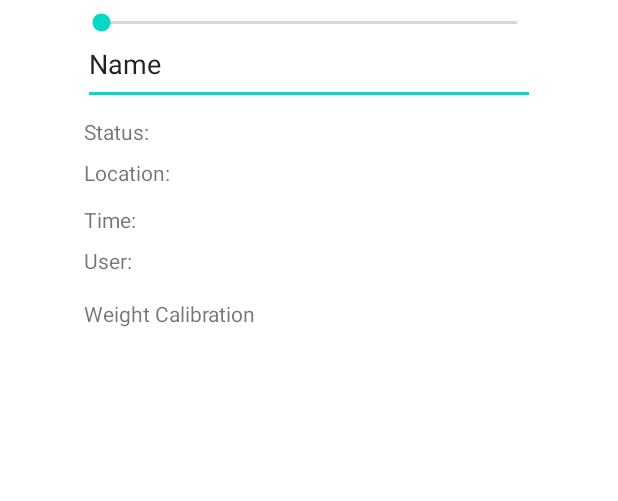
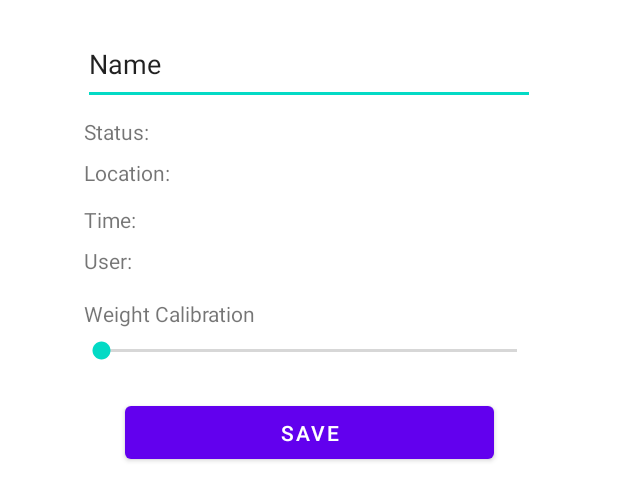
Before and after one commit to JWIGGS/ToolTrack, an Android app: the layout tool_edit_popup.xml on its own in the app's theme, with its tools: preview values and no code run, on a phone screen of 412 x 824 dp. Shown: the top 501 px of the screen. Run offline under Robolectric (Android 15) with nearby library versions, the light colour scheme and no system bars.

Commit message:
visual changes to tool edit popup with rounded corners

```diff
--- a/app/src/main/res/layout/rack_view.xml
+++ b/app/src/main/res/layout/rack_view.xml
@@ -15,6 +15,7 @@
         android:clickable="true"
         android:scaleX=".5"
         android:scaleY=".5"
+        app:backgroundTint="@color/white"
         app:layout_constraintStart_toEndOf="@+id/textViewRackName"
         app:layout_constraintTop_toTopOf="parent"
         app:srcCompat="@android:drawable/ic_menu_edit" />
--- a/app/src/main/res/layout/tool_edit_popup.xml
+++ b/app/src/main/res/layout/tool_edit_popup.xml
@@ -1,10 +1,9 @@
 <?xml version="1.0" encoding="utf-8"?>
-<androidx.constraintlayout.widget.ConstraintLayout
-    xmlns:android="http://schemas.android.com/apk/res/android"
+<androidx.constraintlayout.widget.ConstraintLayout xmlns:android="http://schemas.android.com/apk/res/android"
     xmlns:app="http://schemas.android.com/apk/res-auto"
     xmlns:tools="http://schemas.android.com/tools"
     android:layout_width="match_parent"
-    android:layout_height="match_parent">
+    android:layout_height="wrap_content">
 
     <EditText
         android:id="@+id/editTextToolEditName"
@@ -74,6 +73,28 @@
         android:layout_height="30dp"
         app:layout_constraintEnd_toEndOf="parent"
         app:layout_constraintStart_toStartOf="parent"
-        tools:layout_editor_absoluteY="219dp" />
+        app:layout_constraintTop_toBottomOf="@+id/textViewToolEditSliderTip" />
+
+    <Button
+        android:id="@+id/button"
+        android:layout_width="246dp"
+        android:layout_height="47dp"
+        android:layout_marginTop="16dp"
+        android:text="Save"
+        app:layout_constraintEnd_toEndOf="parent"
+        app:layout_constraintStart_toStartOf="parent"
+        app:layout_constraintTop_toBottomOf="@+id/seekBar2" />
+
+    <View
+        android:id="@+id/divider2"
+        android:layout_width="match_parent"
+        android:layout_height="1dp"
+        android:layout_marginTop="8dp"
+        android:alpha="0"
+        android:background="?android:attr/listDivider"
+        app:layout_constraintEnd_toEndOf="parent"
+        app:layout_constraintStart_toStartOf="parent"
+        app:layout_constraintTop_toBottomOf="@+id/button"
+        tools:visibility="invisible" />
 
 </androidx.constraintlayout.widget.ConstraintLayout>
--- a/app/src/main/res/layout/tool_view.xml
+++ b/app/src/main/res/layout/tool_view.xml
@@ -55,6 +55,7 @@
         android:onClick="onToolEditButtonPressed"
         android:scaleX=".5"
         android:scaleY=".5"
+        app:backgroundTint="@color/white"
         app:layout_constraintStart_toEndOf="@+id/textViewToolName"
         app:layout_constraintTop_toTopOf="parent"
         app:srcCompat="@android:drawable/ic_menu_edit" />
```
Also changed, not shown: app/src/main/java/com/stuff/tooltrack/ActivityView.java (+8 -0 lines), app/src/main/res/drawable/layout_bg_rounded.xml (added, +12 -0 lines).
